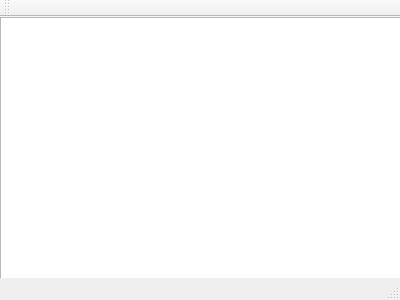
The window that mainwindow.ui (AlexeyKor/BatmanClock) describes before a commit, drawn with Qt 5.
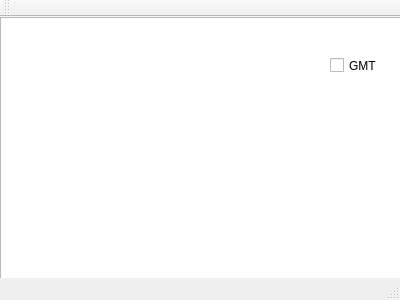
The same window after the commit.

Commit message: Added class myScene.

The edit to the form file:
```diff
--- a/mainwindow.ui
+++ b/mainwindow.ui
@@ -24,6 +24,19 @@
      </rect>
     </property>
    </widget>
+   <widget class="QCheckBox" name="GMTCheckBox">
+    <property name="geometry">
+     <rect>
+      <x>330</x>
+      <y>40</y>
+      <width>70</width>
+      <height>17</height>
+     </rect>
+    </property>
+    <property name="text">
+     <string>GMT</string>
+    </property>
+   </widget>
   </widget>
   <widget class="QMenuBar" name="menuBar">
    <property name="geometry">
```
Left out of the diff: 19 changed lines with no effect on the pictures. The commit also changes 4 other files.
